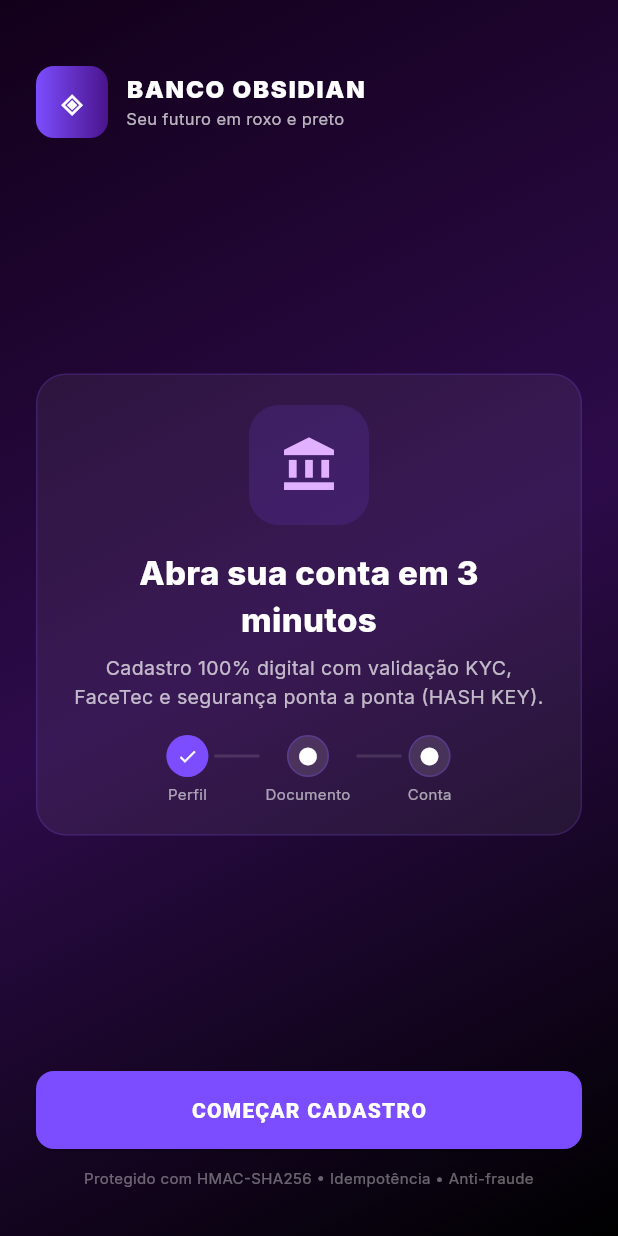
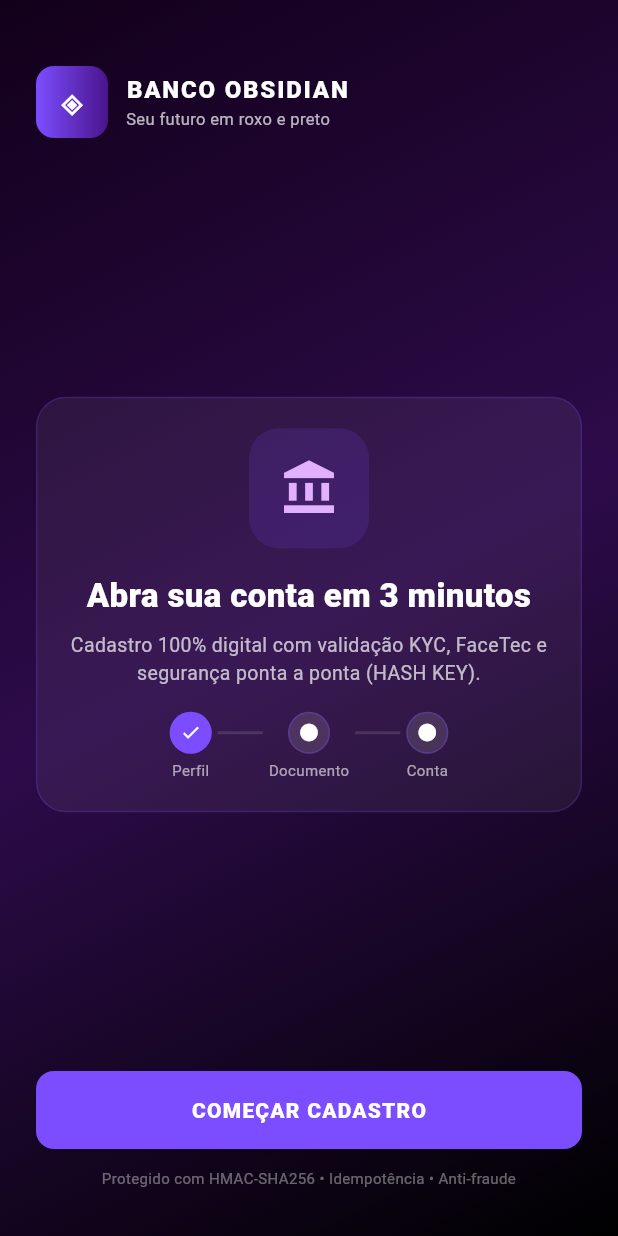
Before and after one commit to pietrovieira/kyc-stack, a Flutter app: the screen it shows after launch, on a phone screen of 412 x 824 dp. Run offline on Flutter 3.47's test engine with Material 3 defaults, Android fonts, the phone set to English and light mode, and no system bars.

Commit message:
perf(app): remove google_fonts + permission_handler, minify, split-per-abi; 50MB -> 15-19MB
- pubspec: remove google_fonts (8.2.1) e permission_handler (11.3.0) não usados (Facetec removido do app)
- theme: GoogleFonts.inter/jetBrainsMono -> TextStyle sistema
- AndroidManifest: remove CAMERA permission/feature (sem Facetec)
- build.gradle.kts: isMinifyEnabled + isShrinkResources true
- README: docs split-per-abi e fluxo 3 steps

```diff
--- a/kyc-app/lib/theme/obsidian_theme.dart
+++ b/kyc-app/lib/theme/obsidian_theme.dart
@@ -1,5 +1,4 @@
 import 'package:flutter/material.dart';
-import 'package:google_fonts/google_fonts.dart';
 
 class ObsidianTheme {
   static const purple = Color(0xFF7C4DFF);
@@ -19,10 +18,9 @@ class ObsidianTheme {
       brightness: Brightness.dark,
       scaffoldBackgroundColor: black,
       primaryColor: purple,
-      // Google Fonts: Inter (body) + JetBrains Mono (monospace)
-      textTheme: GoogleFonts.interTextTheme(ThemeData.dark().textTheme).copyWith(
-        displayLarge: GoogleFonts.inter(fontWeight: FontWeight.w900, letterSpacing: -0.5),
-        titleLarge: GoogleFonts.inter(fontWeight: FontWeight.w800),
+      textTheme: ThemeData.dark().textTheme.copyWith(
+        displayLarge: const TextStyle(fontFamily: 'Inter', fontWeight: FontWeight.w900, letterSpacing: -0.5),
+        titleLarge: const TextStyle(fontFamily: 'Inter', fontWeight: FontWeight.w800),
       ),
       colorScheme: ColorScheme.fromSeed(
         seedColor: purple,
@@ -65,6 +63,6 @@ class ObsidianTheme {
   }
 
   // Helpers para uso direto
-  static TextStyle get mono => GoogleFonts.jetBrainsMono(color: Colors.white70, fontSize: 12);
-  static TextStyle get heading => GoogleFonts.inter(color: Colors.white, fontWeight: FontWeight.w800);
+  static TextStyle get mono => const TextStyle(fontFamily: 'monospace', color: Colors.white70, fontSize: 12);
+  static TextStyle get heading => const TextStyle(fontFamily: 'Inter', color: Colors.white, fontWeight: FontWeight.w800);
 }
--- a/kyc-app/pubspec.yaml
+++ b/kyc-app/pubspec.yaml
@@ -34,8 +34,6 @@ dependencies:
   cupertino_icons: ^1.0.8
   http: ^1.2.0
   crypto: ^3.0.0
-  permission_handler: ^11.3.0
-  google_fonts: ^8.2.1
   # FaceTec Device SDK - escolha UM:
   # Para produção, use o plugin nativo (wrapping iOS/Android SDK):
   # facetec_sdk: ^9.6.88  # verifique versão em dev.facetec.com (Configuration Wizard)
```
Also changed, not shown: kyc-app/pubspec.lock, 6 other files.
